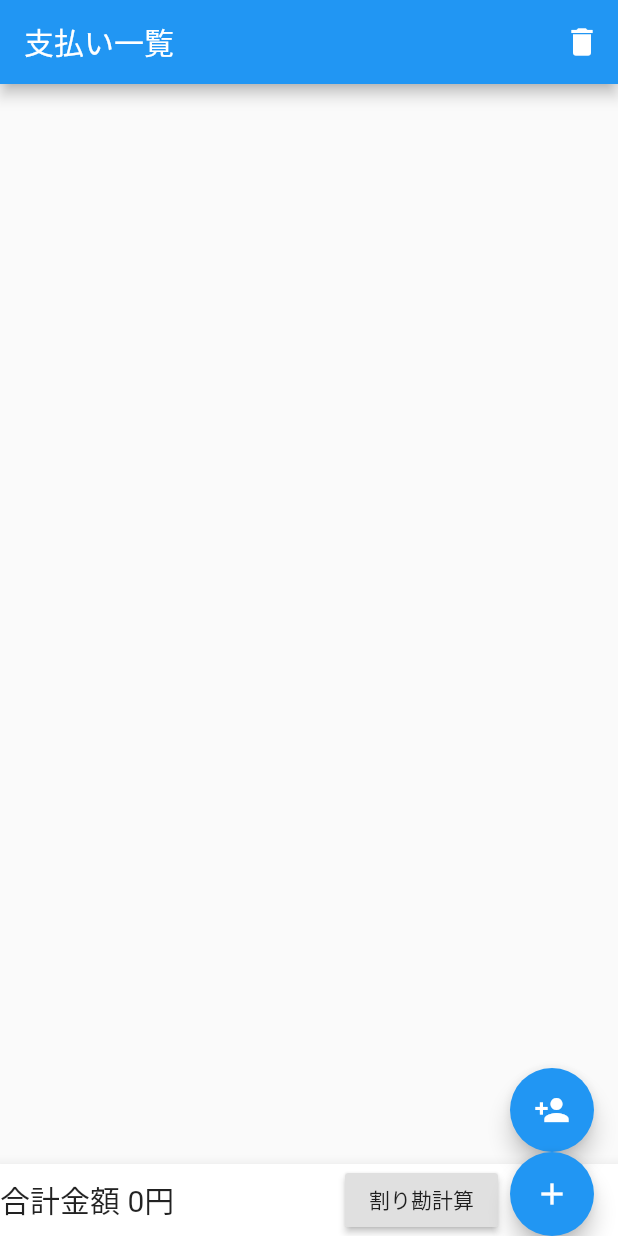
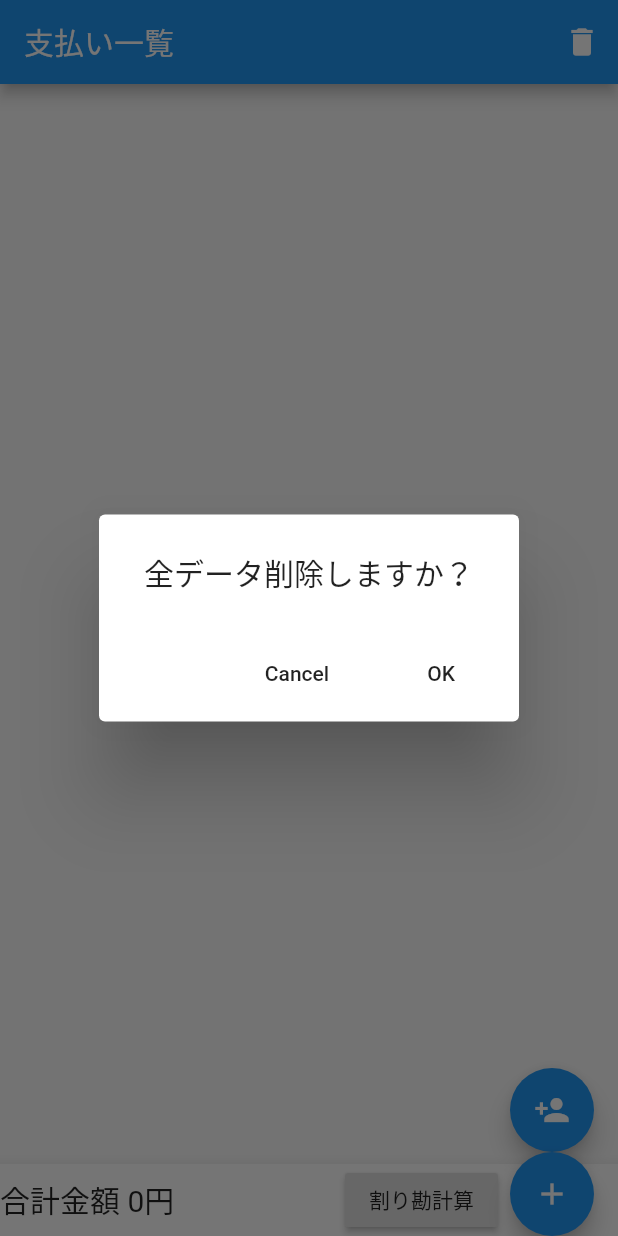
Before and after one commit to irohasun/warikan, a Flutter app: the screen it shows after launch, after a tap on the "delete" icon, on a phone screen of 412 x 824 dp. Run offline on Flutter 3.47's test engine with Material 2 defaults, Android fonts, the phone set to English and light mode, and no system bars.

Commit message:
second commit

```diff
--- a/lib/Home.dart
+++ b/lib/Home.dart
@@ -68,8 +68,29 @@ class _HomeState extends State<Home> {
           IconButton(
               icon: Icon(Icons.delete),
               onPressed: (){
-                removedAll();
-              })
+                showDialog<String>(
+                    context: context,
+                    builder: (BuildContext context) => AlertDialog(
+                        title: Center(
+                          child: Text('全データ削除しますか？'),
+                        ),
+                        actions:<Widget>[
+                          FlatButton(
+                              onPressed:() => Navigator.pop(context,'Cancel'),
+                              child: Text('Cancel')
+                          ),
+                          FlatButton(
+                            onPressed: (){
+                              Navigator.pop(context,'OK');
+                              removedAll();
+                            },
+                            child: Text('OK'),
+                          ),
+                        ]
+                    )
+                );
+              }
+              )
           ]
       ),
 
--- a/lib/addMemberButton.dart
+++ b/lib/addMemberButton.dart
@@ -106,7 +106,11 @@ class _addMemberButtonState extends State<addMemberButton> {
                           print(widget.CalcPayList);
                           widget.callbackFriend(_friendController.text);
                         },
-                        child: Text('OK'),
+                        child: Text('追加',
+                          style: TextStyle(
+                            fontWeight: FontWeight.bold,
+                        ),
+                        ),
                       ),
                     ]
                 ),
--- a/lib/main.dart
+++ b/lib/main.dart
@@ -1,6 +1,5 @@
 import 'package:flutter/material.dart';
 import 'package:warikan_app/Home.dart';
-import 'package:warikan_app/root.dart';
 
 void main() {
   runApp(MyApp());
```
Also changed, not shown: lib/Tile.dart (+23 -11 lines), lib/addPayButton.dart (+50 -12 lines), lib/check.dart (+6 -3 lines).
